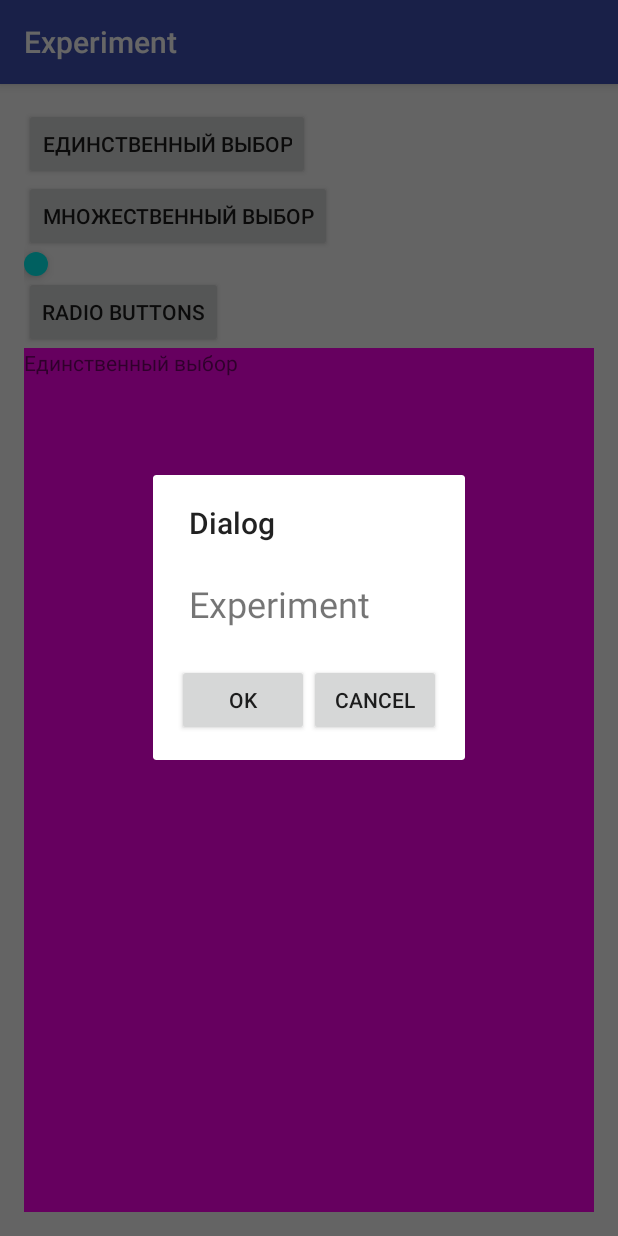
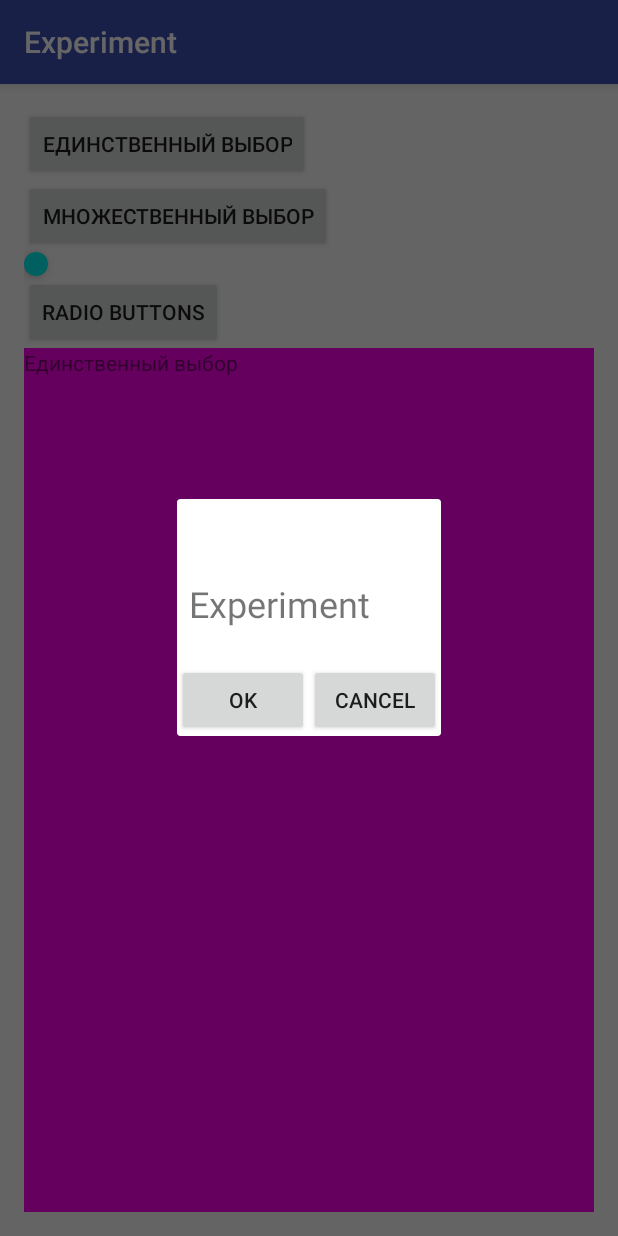
Before and after one commit to ivadimn/learning, an Android app: the screen it shows after launch (MainActivity), after a tap on "МНОЖЕСТВЕННЫЙ ВЫБОР", on a phone screen of 412 x 824 dp. Run offline under Robolectric (Android 15) with nearby library versions, the phone set to English and light mode, and no system bars; 1 other tap on this screen came first.

Commit message:
обновлено

```diff
--- a/Experiment/app/src/main/java/org/ivadimn/experiment/SimpleDialog.java
+++ b/Experiment/app/src/main/java/org/ivadimn/experiment/SimpleDialog.java
@@ -1,5 +1,6 @@
 package org.ivadimn.experiment;
 
+import android.app.Dialog;
 import android.content.Context;
 import android.os.Bundle;
 import android.support.v7.app.AppCompatDialog;
@@ -17,7 +18,8 @@ public class SimpleDialog extends AppCompatDialog {
     protected void onCreate(Bundle savedInstanceState) {
         super.onCreate(savedInstanceState);
         setContentView(R.layout.dialog);
-        setTitle("Dialog");
+        setTitle("");
+
 
     }
 
--- a/Experiment/app/src/main/res/layout/dialog.xml
+++ b/Experiment/app/src/main/res/layout/dialog.xml
@@ -2,7 +2,6 @@
 <LinearLayout xmlns:android="http://schemas.android.com/apk/res/android"
     android:orientation="vertical" android:layout_width="match_parent"
     android:layout_height="match_parent"
-    android:layout_margin="@dimen/activity_vertical_margin"
     >
     <TextView
         android:layout_width="match_parent"
--- a/Experiment/build.gradle
+++ b/Experiment/build.gradle
@@ -5,7 +5,7 @@ buildscript {
         jcenter()
     }
     dependencies {
-        classpath 'com.android.tools.build:gradle:2.1.2'
+        classpath 'com.android.tools.build:gradle:2.1.3'
 
         // NOTE: Do not place your application dependencies here; they belong
         // in the individual module build.gradle files
```
Also changed, not shown: Experiment/gradle/wrapper/gradle-wrapper.properties.
